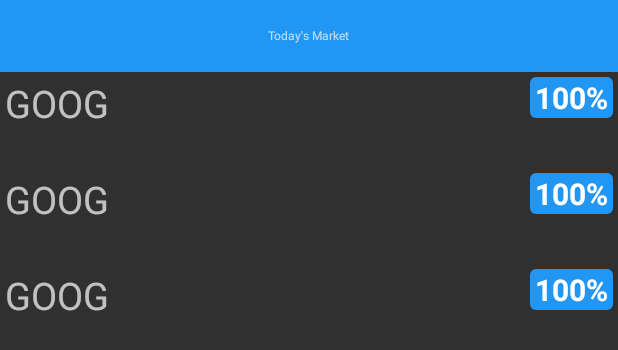
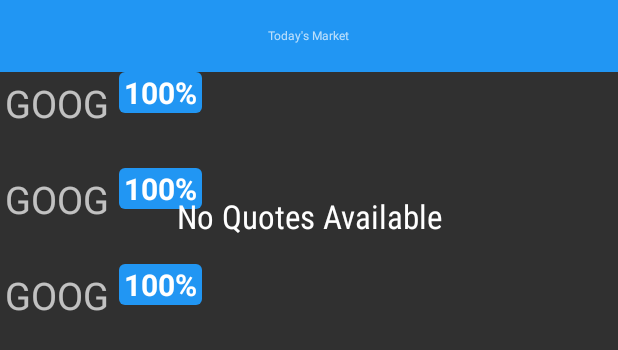
Before and after one commit to GarrisonW/StockHawk-Udacity, an Android app: the layout widget_collection.xml on its own in the app's theme, with its tools: preview values and no code run, on a phone screen of 412 x 824 dp. Shown: the top 350 px of the screen. Run offline under Robolectric (Android 15) with nearby library versions, the phone set to English and light mode, and no system bars.

Commit message:
Checkin of partially working collection widget.

```diff
--- a/app/src/main/java/com/sam_chordas/android/stockhawk/rest/Utils.java
+++ b/app/src/main/java/com/sam_chordas/android/stockhawk/rest/Utils.java
@@ -148,8 +148,6 @@ public class Utils {
         }
     }
     public static void setNetworkStatus(Context context, int status) {
-
-        Log.v(LOG_TAG, "SETTING STATUS");
         SharedPreferences sharedPreferences = PreferenceManager.getDefaultSharedPreferences(context);
         SharedPreferences.Editor editor = sharedPreferences.edit();
         editor.putInt(context.getString(R.string.prefs_network_status), status);
--- a/app/src/main/java/com/sam_chordas/android/stockhawk/service/StockIntentService.java
+++ b/app/src/main/java/com/sam_chordas/android/stockhawk/service/StockIntentService.java
@@ -10,6 +10,9 @@ import com.google.android.gms.gcm.TaskParams;
  * Created by sam_chordas on 10/1/15.
  */
 public class StockIntentService extends IntentService {
+
+  public static final String ACTION_DATA_UPDATED =
+          "com.sam_chordas.android.stockhawk.service.ACTION_DATA_UPDATED";
 
   public StockIntentService(){
     super(StockIntentService.class.getName());
--- a/app/src/main/java/com/sam_chordas/android/stockhawk/ui/MyStocksActivity.java
+++ b/app/src/main/java/com/sam_chordas/android/stockhawk/ui/MyStocksActivity.java
@@ -211,8 +211,6 @@ public class MyStocksActivity extends AppCompatActivity implements LoaderManager
     @Override
     protected void onResume() {
         super.onResume();
-
-        Log.v(LOG_TAG, "ON RESUME");
         setStatus();
     }
 
@@ -241,7 +239,6 @@ public class MyStocksActivity extends AppCompatActivity implements LoaderManager
                     break;
                 default: break;
             }
-            Log.v(LOG_TAG, "STTTTSSS: " + sharedPreferences.getInt(getString(R.string.prefs_network_status), Utils.NETWORK_OK));
         }
     }
 
--- a/app/src/main/res/layout/widget_collection.xml
+++ b/app/src/main/res/layout/widget_collection.xml
@@ -7,7 +7,7 @@
     android:padding="@dimen/widget_margin">
 
     <FrameLayout
-        android:id="@+id/widget"
+        android:id="@+id/widget_title"
         android:layout_width="match_parent"
         android:layout_height="wrap_content"
         android:minHeight="?android:attr/listPreferredItemHeightSmall"
@@ -19,11 +19,13 @@
             android:text="@string/widget_title"
             android:textSize="@dimen/md_title_textsize"
             android:layout_gravity="center"/>
+
     </FrameLayout>
+
     <FrameLayout
         android:layout_width="match_parent"
-        android:layout_height="0dp"
-        android:layout_weight="1">
+        android:layout_height="wrap_content">
+
         <ListView
             android:id="@+id/widget_list"
             android:layout_width="match_parent"
@@ -31,6 +33,16 @@
             android:divider="@null"
             android:dividerHeight="0dp"
             tools:listitem="@layout/widget_collection_item"/>
+
+        <TextView
+            android:id="@+id/widget_empty"
+            android:layout_width="match_parent"
+            android:layout_height="match_parent"
+            android:gravity="center"
+            android:fontFamily="sans-serif-condensed"
+            android:textAppearance="?android:textAppearanceLarge"
+            android:text="@string/empty_forecast_list"/>
+
     </FrameLayout>
 
 </LinearLayout>
--- a/app/src/main/res/layout/widget_collection_item.xml
+++ b/app/src/main/res/layout/widget_collection_item.xml
@@ -1,13 +1,13 @@
 <?xml version="1.0" encoding="utf-8"?>
-<FrameLayout xmlns:android="http://schemas.android.com/apk/res/android"
+<LinearLayout xmlns:android="http://schemas.android.com/apk/res/android"
         xmlns:tools="http://schemas.android.com/tools"
     android:id="@+id/widget_list_item"
     android:layout_width="match_parent"
-             android:layout_height="match_parent"
+    android:layout_height="wrap_content"
+    android:orientation="horizontal"
     android:background="@drawable/touch_selector_dark"
     android:minHeight="?android:attr/listPreferredItemHeight"
     android:padding="@dimen/widget_margin">
-
 
     <TextView
         android:id="@+id/stock_symbol"
@@ -16,6 +16,9 @@
         android:layout_height="wrap_content"
         android:layout_margin="3dp"
         android:gravity="left|center_vertical"
+
+        android:text="GOOG"
+
         tools:text="GOOG"
         />
 
@@ -29,7 +32,10 @@
         android:background="@drawable/percent_change_pill"
         android:paddingLeft="3dp"
         android:paddingRight="3dp"
+
+        android:text="100%"
+
         tools:text="100%"
         />
 
-</FrameLayout>
+</LinearLayout>
--- a/app/src/main/res/values/dimens.xml
+++ b/app/src/main/res/values/dimens.xml
@@ -9,4 +9,9 @@
 
   <dimen name="widget_default_height">110dp</dimen>
   <dimen name="widget_default_width">110dp</dimen>
+
+  <dimen name="widget_collection_default_width">250dp</dimen>
+  <dimen name="widget_collection_default_height">180dp</dimen>
+  <dimen name="widget_collection_min_resize_width">220dp</dimen>
+  <dimen name="widget_collection_min_resize_height">@dimen/widget_collection_default_height</dimen>
 </resources>
--- a/app/src/main/res/xml/widget_info.xml
+++ /dev/null
@@ -1,6 +0,0 @@
-<?xml version="1.0" encoding="utf-8"?>
-<appwidget-provider xmlns:android="http://schemas.android.com/apk/res/android"
-    android:initialLayout="@layout/widget_large"
-    android:minHeight="@dimen/widget_default_height"
-    android:minWidth="@dimen/widget_default_width"
-    android:updatePeriodMillis="0"/>
```
Also changed, not shown: app/src/main/AndroidManifest.xml (+11 -5 lines), app/src/main/res/layout/widget_large.xml (deleted, +0 -44 lines), app/src/main/res/values/strings.xml (+9 -6 lines), app/src/main/res/xml/widget_info_collection.xml (added, +14 -0 lines). Lines whose indentation alone changed are shown as unchanged.
